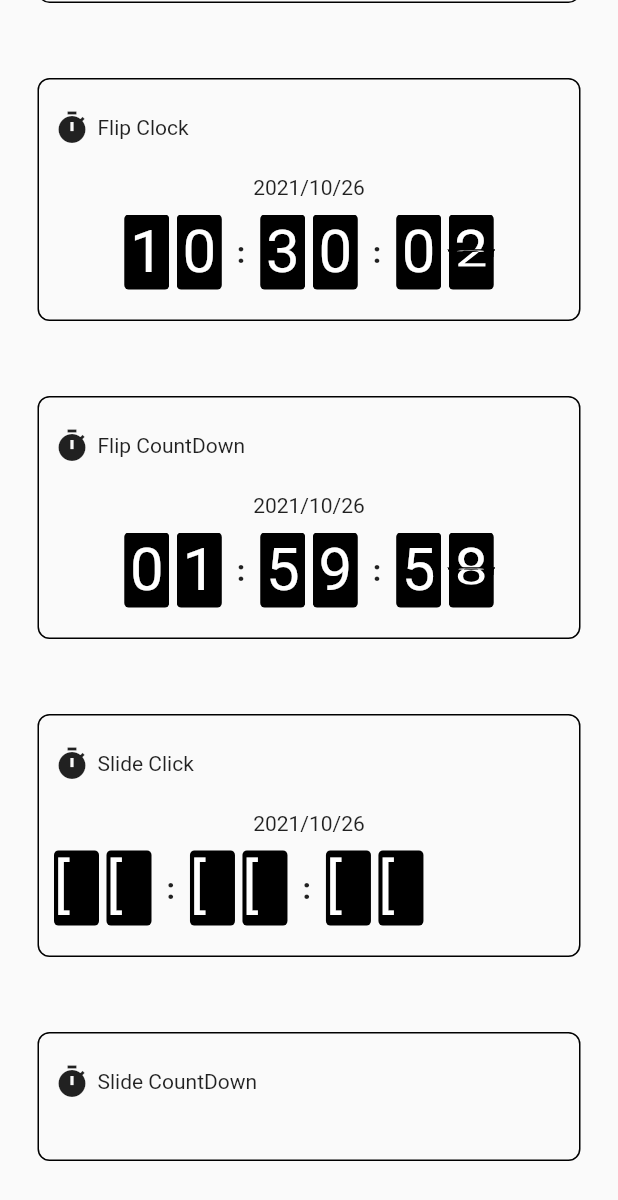
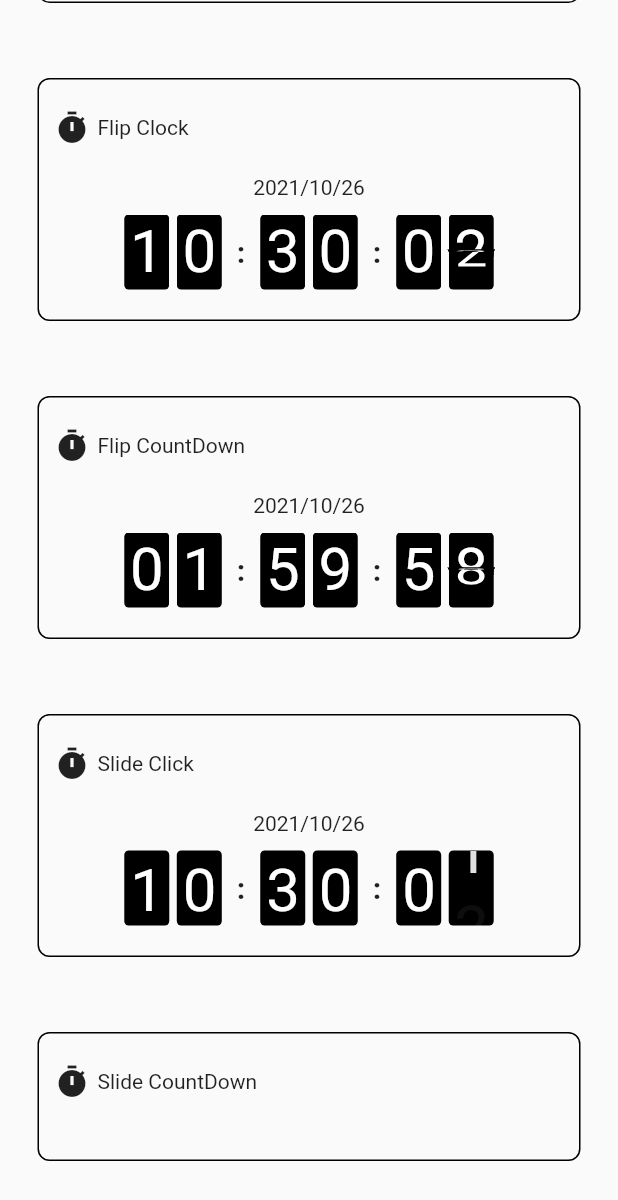
Before and after one commit to workingscorpion/flutter-revolution, a Flutter app: the TimerPage screen opened by its route, scrolled down 252 dp, on a phone screen of 412 x 824 dp. Shown: the top 1200 px of the screen. Run offline on Flutter 3.47's test engine with Material 2 defaults, Android fonts, the phone set to English and light mode, and no system bars; drawn by our look-alikes of sticky_headers; our stand-ins replace flutter_mobx, flutter_svg, fluttertoast, local_auth, mobx; generated files the repository leaves out were written again.

Commit message:
feat: slide clock
(진행중)

```diff
--- a/lib/components/slideClock.dart
+++ b/lib/components/slideClock.dart
@@ -4,13 +4,16 @@ import 'package:flutter/material.dart';
 import 'package:intl/intl.dart';
 
 class SlideClock extends StatefulWidget {
-  SlideClock({Key key}) : super(key: key);
+  SlideClock({this.duration});
+
+  final Duration duration;
 
   @override
   _SlideClockState createState() => _SlideClockState();
 }
 
-class _SlideClockState extends State<SlideClock> {
+class _SlideClockState extends State<SlideClock>
+    with SingleTickerProviderStateMixin {
   List<String> firstHour = ["0", "0"];
   List<String> lastHour = ["0", "0"];
   List<String> firstMinute = ["0", "0"];
@@ -26,9 +29,48 @@ class _SlideClockState extends State<SlideClock> {
 
   @override
   void initState() {
-    super.initState();
+    setController();
     setTimer();
     timer = Timer.periodic(Duration(milliseconds: 1000), (timer) => setTimer());
+    super.initState();
+  }
+
+  @override
+  void dispose() {
+    timer.cancel();
+    controller.removeListener(() {});
+    controller.dispose();
+    animation.removeListener(() {});
+    super.dispose();
+  }
+
+  setController() {
+    controller = AnimationController(duration: widget.duration, vsync: this)
+      ..addStatusListener((status) {
+        print(status);
+        if (status == AnimationStatus.completed) {
+          controller.reset();
+          running = false;
+          setState(() {});
+        }
+        // if (status == AnimationStatus.reverse) {
+        //   running = false;
+        //   setState(() {});
+        // }
+      })
+      ..addListener(() {
+        running = true;
+        setState(() {});
+      });
+
+    animation = Tween(begin: 0.0, end: 1.0).animate(CurvedAnimation(
+      parent: controller,
+      curve: Curves.easeInOut,
+    ))
+      ..addListener(() {
+        // print(animation.value);
+        setState(() {});
+      });
   }
 
   setTimer() {
@@ -46,6 +88,8 @@ class _SlideClockState extends State<SlideClock> {
     firstSecond = firstSecond.sublist(1)..add(secondSplit.first);
     lastSecond = lastSecond.sublist(1)..add(secondSplit.last);
     setState(() {});
+    controller.forward();
+    // controller.repeat(period: Duration(milliseconds: 1000), reverse: true);
   }
 
   @override
@@ -65,6 +109,7 @@ class _SlideClockState extends State<SlideClock> {
 
   clock() => Container(
         child: Row(
+          mainAxisAlignment: MainAxisAlignment.center,
           children: [
             panels(firstHour, lastHour),
             Container(
@@ -105,7 +150,7 @@ class _SlideClockState extends State<SlideClock> {
         ),
       );
 
-  Widget panel(List<String> value) => Container(
+  Widget panel(List<String> values) => Container(
         height: 50,
         width: 30,
         decoration: BoxDecoration(
@@ -113,9 +158,42 @@ class _SlideClockState extends State<SlideClock> {
           color: Colors.black,
         ),
         alignment: Alignment.center,
+        child: Stack(
+          children: values.first != values.last && running
+              ? [
+                  child(
+                    value: values.first,
+                    // opacity:
+                    //     1.0 - animation.value == 1.0 ? 0 : 1 - animation.value,
+                    opacity: running ? 1 - animation.value : null,
+                    bottom: 50.0 * (animation.value / 1),
+                  ),
+                  child(
+                    value: values.last,
+                    opacity: animation.value,
+                    // opacity: running ? animation.value : null,
+                    bottom: 50.0 * (animation.value / 1) - 50 != -50
+                        ? 50.0 * (animation.value / 1) - 50
+                        : 0,
+                  ),
+                ]
+              : [child(value: values.last)],
+        ),
+      );
+
+  child({String value, double opacity, double bottom}) {
+    return Positioned(
+      bottom: bottom ?? 0,
+      left: 4,
+      child: AnimatedOpacity(
+        duration: Duration(milliseconds: 500),
+        opacity: opacity ?? 1.0,
+        // opacity: opacity == 0 ? 1.0 : (opacity ?? 1.0),
         child: Text(
           '$value',
           style: TextStyle(color: Colors.white, fontSize: 40),
         ),
-      );
+      ),
+    );
+  }
 }
--- a/lib/pages/ui/timer.dart
+++ b/lib/pages/ui/timer.dart
@@ -47,7 +47,9 @@ class _TimerPageState extends State<TimerPage> {
               icon: Icons.timer,
             ),
             CustomBox(
-              child: SlideClock(),
+              child: SlideClock(
+                duration: Duration(milliseconds: 600),
+              ),
               title: 'Slide Click',
               icon: Icons.timer,
             ),
```
